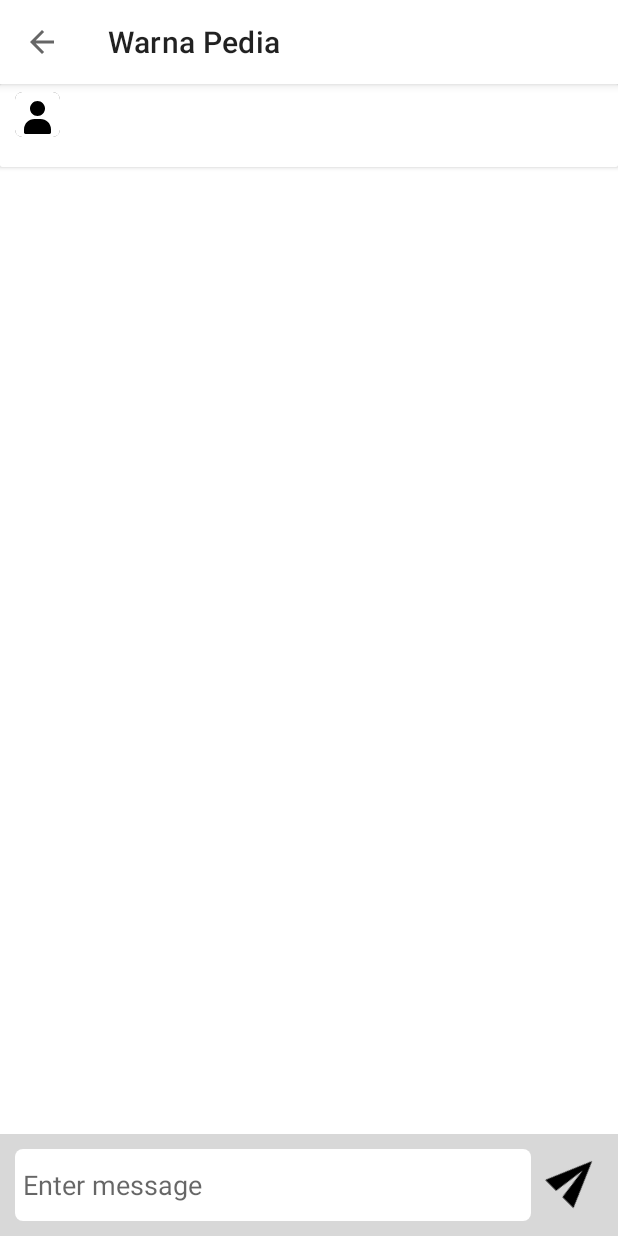
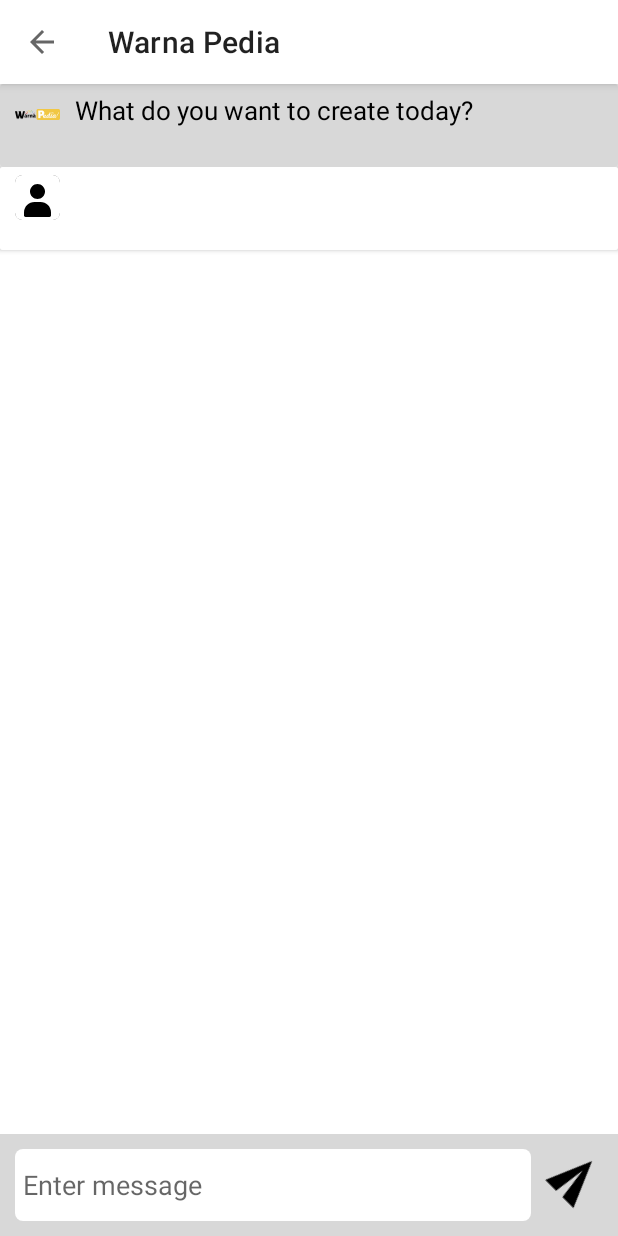
Before and after one commit to Graidy27/Bangkit-Capstone-WarnaPedia, an Android app: the ChatDetailFragment screen opened through its navigation route, after a tap on "Send Button", on a phone screen of 412 x 824 dp. Run offline under Robolectric (Android 15) with nearby library versions, the phone set to English and light mode, and no system bars; our stand-ins replace Room's generated code, navigation-ui; 3 statements that could not run were skipped.

Commit message:
add chat database

```diff
--- /dev/null
+++ b/app/src/main/java/com/dicoding/warnapedia/data/localdatabase/Chats.kt
@@ -0,0 +1,27 @@
+package com.dicoding.warnapedia.data.localdatabase
+
+import android.os.Parcelable
+import androidx.room.ColumnInfo
+import androidx.room.Entity
+import androidx.room.PrimaryKey
+import androidx.room.TypeConverters
+import com.dicoding.warnapedia.data.ColorPalette
+import kotlinx.parcelize.Parcelize
+
+@Entity(tableName = "Chats")
+@Parcelize
+data class Chats(
+    @PrimaryKey(autoGenerate = false)
+    @ColumnInfo(name = "id")
+    var id: Int = 0,
+
+    @ColumnInfo(name = "type")
+    var type: Int? = null,
+
+    @ColumnInfo(name = "message")
+    var message: String? = null,
+
+    @ColumnInfo(name = "colorPalette")
+    @TypeConverters(ColorPaletteTypeConverter::class)
+    var colorPalette: List<ColorPalette>? = null,
+) : Parcelable
--- /dev/null
+++ b/app/src/main/java/com/dicoding/warnapedia/data/localdatabase/ChatsDao.kt
@@ -0,0 +1,19 @@
+package com.dicoding.warnapedia.data.localdatabase
+
+import androidx.lifecycle.LiveData
+import androidx.room.Dao
+import androidx.room.Insert
+import androidx.room.OnConflictStrategy
+import androidx.room.Query
+
+@Dao
+interface ChatsDao {
+    @Insert(onConflict = OnConflictStrategy.IGNORE)
+    fun insert(chats: Chats)
+
+    @Query("DELETE FROM Chats")
+    fun delete()
+
+    @Query("SELECT * FROM Chats ORDER BY id ASC")
+    fun getChat(): LiveData<List<Chats>>
+}
--- /dev/null
+++ b/app/src/main/java/com/dicoding/warnapedia/data/localdatabase/ColorPaletteTypeConverter.kt
@@ -0,0 +1,19 @@
+package com.dicoding.warnapedia.data.localdatabase
+
+import androidx.room.TypeConverter
+import com.dicoding.warnapedia.data.ColorPalette
+import com.google.gson.Gson
+import com.google.gson.reflect.TypeToken
+
+class ColorPaletteTypeConverter {
+    @TypeConverter
+    fun fromJson(json: String): List<ColorPalette>? {
+        val listType = object : TypeToken<List<ColorPalette>>() {}.type
+        return Gson().fromJson(json, listType)
+    }
+
+    @TypeConverter
+    fun toJson(colorPaletteList: List<ColorPalette>?): String {
+        return Gson().toJson(colorPaletteList)
+    }
+}
--- /dev/null
+++ b/app/src/main/java/com/dicoding/warnapedia/data/localdatabase/LocalRoomDatabase.kt
@@ -0,0 +1,29 @@
+package com.dicoding.warnapedia.data.localdatabase
+
+import android.content.Context
+import androidx.room.Database
+import androidx.room.Room
+import androidx.room.RoomDatabase
+import androidx.room.TypeConverters
+
+@Database(entities = [FavoriteColorPalette::class, Chats::class], version = 1)
+@TypeConverters(ColorPaletteTypeConverter::class)
+abstract class LocalRoomDatabase : RoomDatabase() {
+    abstract fun favoriteColorPaletteDao(): FavoriteColorPaletteDao
+    abstract fun chatDao(): ChatsDao
+    companion object {
+        @Volatile
+        private var INSTANCE: LocalRoomDatabase? = null
+        @JvmStatic
+        fun getDatabase(context: Context): LocalRoomDatabase {
+            if (INSTANCE == null) {
+                synchronized(LocalRoomDatabase::class.java) {
+                    INSTANCE = Room.databaseBuilder(context.applicationContext,
+                        LocalRoomDatabase::class.java, "local_database")
+                        .build()
+                }
+            }
+            return INSTANCE as LocalRoomDatabase
+        }
+    }
+}
--- /dev/null
+++ b/app/src/main/java/com/dicoding/warnapedia/repository/ChatsRepository.kt
@@ -0,0 +1,25 @@
+package com.dicoding.warnapedia.repository
+
+import androidx.fragment.app.FragmentActivity
+import androidx.lifecycle.LiveData
+import com.dicoding.warnapedia.data.localdatabase.*
+import java.util.concurrent.ExecutorService
+import java.util.concurrent.Executors
+
+class ChatsRepository(application: FragmentActivity) {
+    private val mChatsDao: ChatsDao
+    private val executorService: ExecutorService = Executors.newSingleThreadExecutor()
+    init {
+        val db = LocalRoomDatabase.getDatabase(application)
+        mChatsDao = db.chatDao()
+    }
+    fun getChat(): LiveData<List<Chats>> = mChatsDao.getChat()
+    fun insert(chats: Chats) {
+        executorService.execute {
+            mChatsDao.insert(chats)
+        }
+    }
+    fun delete() {
+        executorService.execute { mChatsDao.delete() }
+    }
+}
--- a/app/src/main/java/com/dicoding/warnapedia/repository/FavoriteColorPaletteRepository.kt
+++ b/app/src/main/java/com/dicoding/warnapedia/repository/FavoriteColorPaletteRepository.kt
@@ -4,7 +4,7 @@
 import androidx.lifecycle.LiveData
 import com.dicoding.warnapedia.data.localdatabase.FavoriteColorPalette
 import com.dicoding.warnapedia.data.localdatabase.FavoriteColorPaletteDao
-import com.dicoding.warnapedia.data.localdatabase.FavoriteColorPaletteRoomDatabase
+import com.dicoding.warnapedia.data.localdatabase.LocalRoomDatabase
 import java.util.concurrent.ExecutorService
 import java.util.concurrent.Executors
 
@@ -12,7 +12,7 @@
     private val mFavoriteColorPaletteDao: FavoriteColorPaletteDao
     private val executorService: ExecutorService = Executors.newSingleThreadExecutor()
     init {
-        val db = FavoriteColorPaletteRoomDatabase.getDatabase(application)
+        val db = LocalRoomDatabase.getDatabase(application)
         mFavoriteColorPaletteDao = db.favoriteColorPaletteDao()
     }
     fun getFavoriteColorPaletteByName(color_palette_name: String): LiveData<FavoriteColorPalette> = mFavoriteColorPaletteDao.getFavoriteColorPaletteByName(color_palette_name)
--- a/app/src/main/java/com/dicoding/warnapedia/ui/chat/chatdetail/ChatDetailAdapter.kt
+++ b/app/src/main/java/com/dicoding/warnapedia/ui/chat/chatdetail/ChatDetailAdapter.kt
@@ -24,7 +24,6 @@
     override fun onBindViewHolder(viewHolder: ViewHolder, position: Int) {
         val (type, message, colorPalette) = listChat[position]
         viewHolder.binding.tvMessage.text = message
-        Log.d("CHAT", type.toString())
         if(type == 0) {
             viewHolder.binding.userIcon.setImageResource(R.drawable.baseline_user_icon)
             viewHolder.binding.layoutCard.setBackgroundColor(ContextCompat.getColor(context, R.color.white))
@@ -53,8 +52,7 @@
 
     fun updateData(newData: List<Chat>) {
         listChat = newData
-//        notifyDataSetChanged()
-        notifyItemInserted(listChat.size - 1)
+        notifyDataSetChanged()
     }
 
     fun getDataList(): List<Chat> {
--- a/app/src/main/java/com/dicoding/warnapedia/ui/chat/chatdetail/ChatDetailFragment.kt
+++ b/app/src/main/java/com/dicoding/warnapedia/ui/chat/chatdetail/ChatDetailFragment.kt
@@ -44,6 +44,10 @@
     override fun onViewCreated(view: View, savedInstanceState: Bundle?) {
         super.onViewCreated(view, savedInstanceState)
 
+        val layoutManager = LinearLayoutManager(activity)
+        binding.rvChat.layoutManager = layoutManager
+        binding.rvChat.setHasFixedSize(true)
+
         if(activity is AppCompatActivity){
             val mainActivity = (activity as? AppCompatActivity)
             mainActivity?.setSupportActionBar(binding.toolbar)
@@ -57,11 +61,7 @@
             adapter.updateData(listChat)
         }
 
-        chatDetailViewModel.loadChat(arrayListOf(ExampleChatData.listData[0]))
-
-        val layoutManager = LinearLayoutManager(activity)
-        binding.rvChat.layoutManager = layoutManager
-        binding.rvChat.setHasFixedSize(true)
+        chatDetailViewModel.loadChat(viewLifecycleOwner, requireActivity())
 
         binding.btnSend.setOnClickListener {
             val text = binding.textMessage.text.toString()
--- a/app/src/main/java/com/dicoding/warnapedia/ui/chat/chatdetail/ChatDetailViewModel.kt
+++ b/app/src/main/java/com/dicoding/warnapedia/ui/chat/chatdetail/ChatDetailViewModel.kt
@@ -1,12 +1,16 @@
 package com.dicoding.warnapedia.ui.chat.chatdetail
 
+import android.util.Log
 import androidx.fragment.app.FragmentActivity
+import androidx.lifecycle.LifecycleOwner
 import androidx.lifecycle.LiveData
 import androidx.lifecycle.MutableLiveData
 import androidx.lifecycle.ViewModel
+import com.dicoding.warnapedia.R
 import com.dicoding.warnapedia.data.Chat
-import com.dicoding.warnapedia.data.ColorPalette
 import com.dicoding.warnapedia.data.ExampleChatData
+import com.dicoding.warnapedia.data.localdatabase.Chats
+import com.dicoding.warnapedia.repository.ChatsRepository
 
 class ChatDetailViewModel(application: FragmentActivity) : ViewModel() {
 
@@ -18,21 +22,21 @@
     private val _listChat = MutableLiveData<List<Chat>>()
     val listChat: LiveData<List<Chat>> = _listChat
 
+    private val mChatsRepository: ChatsRepository = ChatsRepository(application)
+
     private var example_index = 1
 
     fun addChat(str: String){
         val currentList = _listChat.value?.toMutableList() ?: mutableListOf()
+        insertChat(formatedUserChat(str))
         currentList.add(formatedUserChat(str))
         _listChat.value = currentList
     }
 
     fun getResponse(str: String){
-//        val currentList = _listChat.value?.toMutableList() ?: mutableListOf()
-//        currentList.add(formatedResponseChat(str))
-//        _listChat.value = currentList
-
         val currentList = _listChat.value?.toMutableList() ?: mutableListOf()
         currentList.add(ExampleChatData.listData[example_index])
+        insertChat(ExampleChatData.listData[example_index])
         if (example_index == 4){
             example_index = 1
         }else {
@@ -41,15 +45,31 @@
         _listChat.value = currentList
     }
 
-    fun loadChat(list_chat: ArrayList<Chat>){
-        val formattedObjectList = list_chat.map {
-            Chat(
-                type = it.type,
-                message = it.message,
-                colorPalette = it.colorPalette
-            )
+    fun insertChat(chat: Chat) {
+        mChatsRepository.insert(Chats(_listChat.value?.size ?: 0, chat.type, chat.message, chat.colorPalette))
+    }
+
+    fun deleteChat() {
+        mChatsRepository.delete()
+    }
+
+    fun loadChat(viewLifecycleOwner: LifecycleOwner, context: FragmentActivity){
+        mChatsRepository.getChat().observe(viewLifecycleOwner){ chatList ->
+            if (chatList.isNullOrEmpty()){
+                val chat = Chat(1, context.resources.getString(R.string.default_first_chat), null)
+                insertChat(chat)
+                _listChat.value = listOf(chat)
+            }else{
+                val formattedObjectList = chatList.map { chat ->
+                    Chat(
+                        type = chat.type ?: 1,
+                        message = chat.message.toString(),
+                        colorPalette = chat.colorPalette
+                    )
+                }
+                _listChat.value = formattedObjectList
+            }
         }
-        _listChat.value = formattedObjectList
     }
 
     fun formatedUserChat(str: String): Chat{
@@ -59,12 +79,4 @@
         new_chat.message = str
         return new_chat
     }
-
-    fun formatedResponseChat(str: String): Chat{
-        val new_chat = Chat()
-//        new_chat.type = 0
-//        new_chat.colorPalette = null
-//        new_chat.message = str
-        return new_chat
-    }
 }
--- a/app/src/main/java/com/dicoding/warnapedia/ui/favorite/FavoriteViewModel.kt
+++ b/app/src/main/java/com/dicoding/warnapedia/ui/favorite/FavoriteViewModel.kt
@@ -19,7 +19,6 @@
     val listColorPalette: LiveData<List<ColorPalette>> = _listColorPalette
 
     private val mFavoriteColorPaletteRepository: FavoriteColorPaletteRepository = FavoriteColorPaletteRepository(application)
-
 
     fun insertFavorite(user: FavoriteColorPalette) {
         mFavoriteColorPaletteRepository.insert(user)
--- /dev/null
+++ b/app/src/main/res/drawable/baseline_settings_24.xml
@@ -0,0 +1,5 @@
+<vector android:height="24dp" android:tint="#000000"
+    android:viewportHeight="24" android:viewportWidth="24"
+    android:width="24dp" xmlns:android="http://schemas.android.com/apk/res/android">
+    <path android:fillColor="@android:color/white" android:pathData="M19.14,12.94c0.04,-0.3 0.06,-0.61 0.06,-0.94c0,-0.32 -0.02,-0.64 -0.07,-0.94l2.03,-1.58c0.18,-0.14 0.23,-0.41 0.12,-0.61l-1.92,-3.32c-0.12,-0.22 -0.37,-0.29 -0.59,-0.22l-2.39,0.96c-0.5,-0.38 -1.03,-0.7 -1.62,-0.94L14.4,2.81c-0.04,-0.24 -0.24,-0.41 -0.48,-0.41h-3.84c-0.24,0 -0.43,0.17 -0.47,0.41L9.25,5.35C8.66,5.59 8.12,5.92 7.63,6.29L5.24,5.33c-0.22,-0.08 -0.47,0 -0.59,0.22L2.74,8.87C2.62,9.08 2.66,9.34 2.86,9.48l2.03,1.58C4.84,11.36 4.8,11.69 4.8,12s0.02,0.64 0.07,0.94l-2.03,1.58c-0.18,0.14 -0.23,0.41 -0.12,0.61l1.92,3.32c0.12,0.22 0.37,0.29 0.59,0.22l2.39,-0.96c0.5,0.38 1.03,0.7 1.62,0.94l0.36,2.54c0.05,0.24 0.24,0.41 0.48,0.41h3.84c0.24,0 0.44,-0.17 0.47,-0.41l0.36,-2.54c0.59,-0.24 1.13,-0.56 1.62,-0.94l2.39,0.96c0.22,0.08 0.47,0 0.59,-0.22l1.92,-3.32c0.12,-0.22 0.07,-0.47 -0.12,-0.61L19.14,12.94zM12,15.6c-1.98,0 -3.6,-1.62 -3.6,-3.6s1.62,-3.6 3.6,-3.6s3.6,1.62 3.6,3.6S13.98,15.6 12,15.6z"/>
+</vector>
--- a/app/src/main/res/menu/bottom_nav_menu.xml
+++ b/app/src/main/res/menu/bottom_nav_menu.xml
@@ -1,12 +1,17 @@
 <?xml version="1.0" encoding="utf-8"?>
 <menu xmlns:android="http://schemas.android.com/apk/res/android">
     <item
-        android:id="@+id/navigation_home"
+        android:id="@+id/navigation_favorite"
+        android:icon="@drawable/baseline_favorite_24"
+        android:title="@string/title_favorite" />
+
+    <item
+        android:id="@+id/navigation_chat"
         android:icon="@drawable/baseline_chat_24"
         android:title="@string/title_chat" />
 
     <item
-        android:id="@+id/navigation_dashboard"
-        android:icon="@drawable/baseline_favorite_24"
-        android:title="@string/title_favorite" />
+        android:id="@+id/navigation_settings"
+        android:icon="@drawable/baseline_settings_24"
+        android:title="@string/title_settings" />
 </menu>
--- a/app/src/main/res/navigation/mobile_navigation.xml
+++ b/app/src/main/res/navigation/mobile_navigation.xml
@@ -3,10 +3,10 @@
     xmlns:app="http://schemas.android.com/apk/res-auto"
     xmlns:tools="http://schemas.android.com/tools"
     android:id="@+id/mobile_navigation"
-    app:startDestination="@+id/navigation_home">
+    app:startDestination="@+id/navigation_chat">
 
     <fragment
-        android:id="@+id/navigation_home"
+        android:id="@+id/navigation_chat"
         android:name="com.dicoding.warnapedia.ui.chat.ChatFragment"
         android:label="@string/title_chat"
         tools:layout="@layout/fragment_chat" >
@@ -16,7 +16,7 @@
     </fragment>
 
     <fragment
-        android:id="@+id/navigation_dashboard"
+        android:id="@+id/navigation_favorite"
         android:name="com.dicoding.warnapedia.ui.favorite.FavoriteFragment"
         android:label="@string/title_dashboard"
         tools:layout="@layout/fragment_favorite" >
@@ -63,4 +63,9 @@
             android:id="@+id/action_chatDetailFragment_to_navigation_recomendation"
             app:destination="@id/navigation_recomendation" />
     </fragment>
+    <fragment
+        android:id="@+id/navigation_settings"
+        android:name="com.dicoding.warnapedia.ui.settings.SettingsFragment"
+        android:label="fragment_settings"
+        tools:layout="@layout/fragment_settings" />
 </navigation>
--- a/app/src/main/res/values/strings.xml
+++ b/app/src/main/res/values/strings.xml
@@ -1,29 +1,30 @@
 <resources>
     <string name="app_name">WarnaPedia</string>
+    <string name="title">Title</string>
     <string name="title_home">Home</string>
     <string name="title_dashboard">Dashboard</string>
     <string name="title_notifications">Notifications</string>
-    <string name="selected">selected</string>
+    <string name="title_settings">Settings</string>
+    <string name="title_chat">Chat</string>
+    <string name="title_favorite">Favorite</string>
     <string name="example_color">#FFBB86FC</string>
     <string name="example_design">Example Design</string>
     <string name="example_palette">Palette One</string>
-    <string name="title_chat">Chat</string>
-    <string name="the">The</string>
-    <string name="title">Title</string>
-    <string name="login">Login</string>
-    <string name="title_favorite">Favorite</string>
-    <string name="favorite">favorite</string>
-    <string name="FAVORITE">FAVORITE</string>
-    <string name="RECOMENDATION">RECOMENDATION</string>
-    <string name="view">view</string>
     <string name="example_nav_button_right">Example Design Nav Button Right</string>
     <string name="example_nav_button_left">Example Design Nav Button Left</string>
+    <string name="selected">selected</string>
+    <string name="the">The</string>
+    <string name="login">Login</string>
+    <string name="favorite">favorite</string>
+    <string name="view">view</string>
     <string name="opening_chat">What do you want to create today?</string>
     <string name="type_here">Type Here...</string>
     <string name="send_button">Send Button</string>
     <string name="go_to_design">Go To Design</string>
     <string name="long_text">Lorem ipsum dolor sit amet, consectetur adipiscing elit. Aenean ultricies mi vel scelerisque ullamcorper. Integer nec efficitur orci, vel commodo massa. Nullam eget congue ante. Nulla nunc nisl, dapibus a semper eu, rutrum ut purus. Morbi semper, massa eu mattis fringilla, orci eros imperdiet sem, in ultrices diam purus feugiat ex. Etiam eget rhoncus mi. Vivamus vitae turpis condimentum, commodo ligula vitae, rhoncus justo. Fusce eu felis ante.</string>
+    <string name="default_first_chat">What do you want to create today?</string>
+    <string name="FAVORITE">FAVORITE</string>
+    <string name="RECOMENDATION">RECOMENDATION</string>
     <!-- TODO: Remove or change this placeholder text -->
     <string name="hello_blank_fragment">Hello blank fragment</string>
-
 </resources>
```
Also changed, not shown: app/src/main/java/com/dicoding/warnapedia/data/localdatabase/FavoriteColorPaletteRoomDatabase.kt (deleted, +0 -26 lines), app/src/main/java/com/dicoding/warnapedia/ui/settings/SettingsFragment.kt (added, +41 -0 lines), app/src/main/res/layout/fragment_settings.xml (added, +14 -0 lines).
